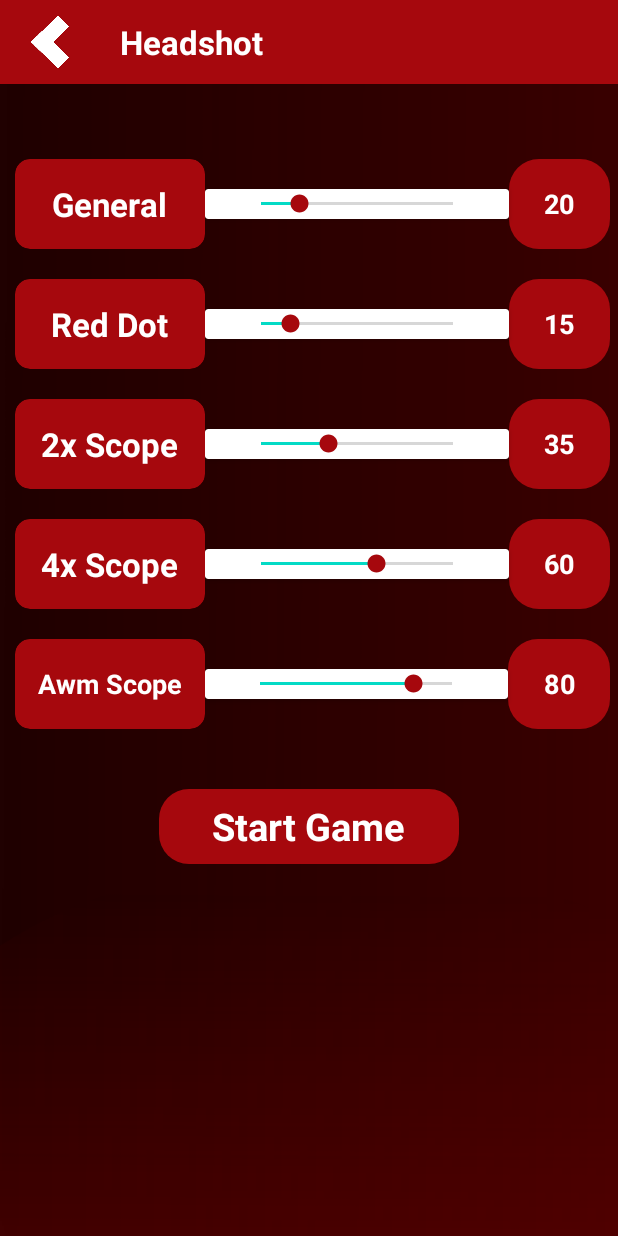
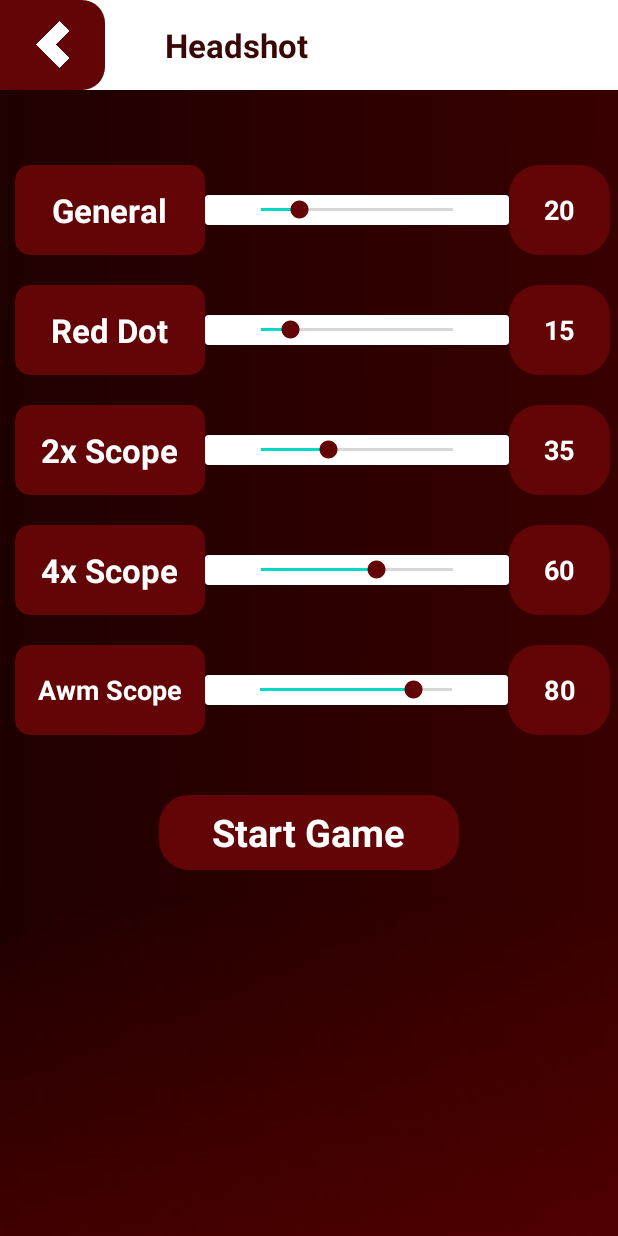
Before and after one commit to akashsingh7895/Headshot_tools, an Android app: the HeadshotActivity screen opened directly, with no data from a screen before it, on a phone screen of 412 x 824 dp. Run offline under Robolectric (Android 15) with nearby library versions, the phone set to English and light mode, and no system bars; libraries missing offline, so code that uses them is left out: com.applovin.mediation; 3 statements that could not run were skipped.

Commit message:
Headshot_--tools ---->Seconds Commit

```diff
--- /dev/null
+++ b/app/src/main/res/drawable/toolbar_conners.xml
@@ -0,0 +1,5 @@
+<?xml version="1.0" encoding="utf-8"?>
+<shape xmlns:android="http://schemas.android.com/apk/res/android">
+    <solid android:color="@color/red"/>
+    <corners android:topRightRadius="15dp" android:bottomRightRadius="15dp"/>
+</shape>
--- a/app/src/main/res/layout/activity_headshot.xml
+++ b/app/src/main/res/layout/activity_headshot.xml
@@ -9,31 +9,47 @@
 
 
 
-    <androidx.appcompat.widget.Toolbar
+    <LinearLayout
         android:id="@+id/toolbar"
         android:layout_width="match_parent"
-        android:layout_height="wrap_content"
-        android:background="@color/red"
+        android:layout_height="60dp"
+        android:background="@color/white"
+        android:orientation="horizontal"
         app:layout_constraintEnd_toEndOf="parent"
         app:layout_constraintStart_toStartOf="parent"
         app:layout_constraintTop_toTopOf="parent">
 
-        <ImageView
-            android:id="@+id/back_button"
-            android:layout_width="40dp"
-            android:layout_height="40dp"
-            android:src="@drawable/back"/>
+        <LinearLayout
+            android:layout_width="70dp"
+            android:layout_height="60dp"
+            android:background="@drawable/toolbar_conners">
+
+            <ImageView
+                android:id="@+id/back_button"
+                android:layout_width="35dp"
+                android:layout_height="35dp"
+                android:layout_alignParentLeft="true"
+                android:layout_centerInParent="true"
+                android:layout_gravity="center"
+                android:layout_marginLeft="20dp"
+                android:layout_marginRight="10dp"
+                android:elevation="2dp"
+                app:srcCompat="@drawable/back"
+                app:tint="@color/white"/>
+
+        </LinearLayout>
 
         <TextView
             android:layout_width="wrap_content"
             android:layout_height="wrap_content"
-            android:textColor="@color/white"
+            android:textColor="@color/primary"
             android:text="Headshot"
+            android:layout_gravity="center"
             android:layout_marginLeft="40dp"
             android:textStyle="bold"
             android:textSize="22dp"/>
 
-    </androidx.appcompat.widget.Toolbar>
+    </LinearLayout>
 
     <ScrollView
         android:layout_width="match_parent"
--- a/app/src/main/res/values/colors.xml
+++ b/app/src/main/res/values/colors.xml
@@ -9,5 +9,5 @@
     <color name="white">#FFFFFFFF</color>
 
     <color name="primary">#3A0707</color>
-    <color name="red">#A6080D</color>
+    <color name="red">#630407</color>
 </resources>
```
Also changed, not shown: app/src/main/java/com/avssolutiion/autoheadshot/LauncherActivity.java (+23 -25 lines), app/src/main/res/layout/activity_gfx.xml (+26 -12 lines), app/src/main/res/layout/activity_launcher.xml (+37 -11 lines), app/src/main/res/layout/activity_main.xml (+25 -11 lines), app/src/main/res/layout/activity_one_tapctivity.xml (+28 -10 lines).
